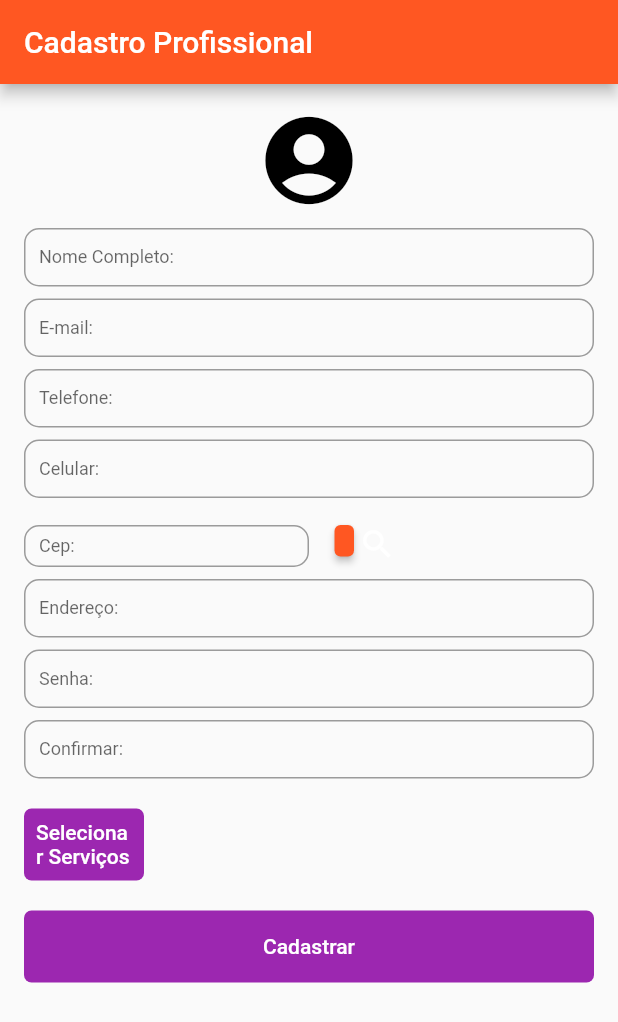
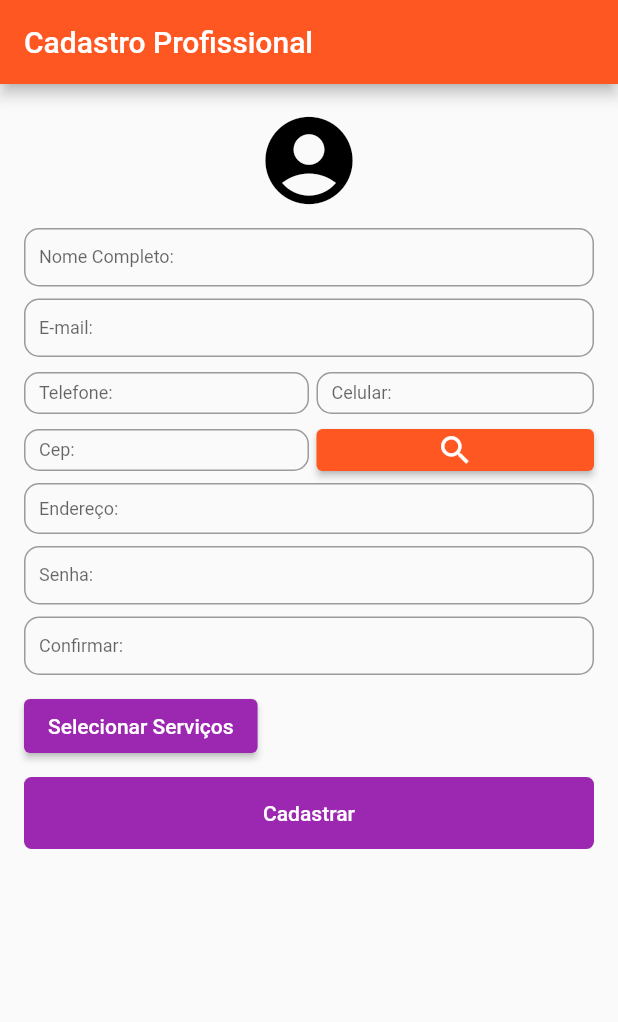
Before and after one commit to adriano328/PSTIFM, a Flutter app: the MyHomePage screen opened directly, after a tap on the "search" icon, on a phone screen of 412 x 824 dp. Shown: the top 1022 px of the screen. Run offline on Flutter 3.47's test engine with Material 2 defaults, Android fonts, the phone set to English and light mode, and no system bars; missing offline and left inert: dart:ffi; network calls fail.

```diff
--- a/lib/formUserProfessional/formUsersProfessional.dart
+++ b/lib/formUserProfessional/formUsersProfessional.dart
@@ -1,11 +1,29 @@
 // ignore_for_file: prefer_const_constructors, prefer_const_literals_to_create_immutables
+
+import 'dart:convert';
+import 'dart:developer';
 
 import 'package:flutter/material.dart';
 import 'package:flutter_application_1/formUserProfessional/data.dart';
 import 'package:flutter_application_1/formUserProfessional/notifiers.dart';
+import 'package:flutter_application_1/shared/interface/buscaCep.dart';
+import 'package:flutter_application_1/shared/services/buscaCepService.dart';
 import 'package:provider/provider.dart';
+import 'package:http/http.dart' as http;
 
-void main() => runApp(formUsersProfessional());
+void main() {
+  runApp(MultiProvider(
+    providers: [
+      ChangeNotifierProvider<SingleNotifier>(
+        create: (_) => SingleNotifier(),
+      ),
+      ChangeNotifierProvider<MultipleNotifier>(
+        create: (_) => MultipleNotifier([]),
+      )
+    ],
+    child: formUsersProfessional(),
+  ));
+}
 
 class formUsersProfessional extends StatefulWidget {
   @override
@@ -39,8 +57,23 @@ class _MyHomePageState extends State<MyHomePage> {
   String endereco = "";
   String senha = "";
   String confirmar = "";
+  double _volume = 0.0;
 
-  double _volume = 0.0;
+  BuscaCep? buscaCep;
+
+  TextEditingController? _enderecoController;
+
+  _getDadosCep(String cep) {
+    API.getDadosCep(cep).then((response) {
+      buscaCep = BuscaCep.fromJson(json.decode(response.body));
+
+      setState(() {
+        _enderecoController = TextEditingController(
+            text:
+                "Rua ${buscaCep!.logradouro}, Bairro ${buscaCep!.bairro}, Cidade ${buscaCep!.localidade}, N°: ");
+      });
+    });
+  }
 
   final ButtonStyle style =
       ElevatedButton.styleFrom(textStyle: const TextStyle(fontSize: 20));
@@ -147,53 +180,6 @@ class _MyHomePageState extends State<MyHomePage> {
                       });
                     },
                   ),
-                  SizedBox(
-                    height: 8,
-                  ),
-                  //TextBox - Nome Telefone
-                  TextFormField(
-                    decoration: InputDecoration(
-                      isDense: true,
-                      contentPadding: EdgeInsets.all(10),
-                      border: OutlineInputBorder(
-                          borderRadius: BorderRadius.circular(10.0)),
-                      labelText: 'Telefone:',
-                      labelStyle:
-                          TextStyle(fontSize: 12, fontWeight: FontWeight.w400),
-                    ),
-                    keyboardType: TextInputType.text,
-                    obscureText: false,
-                    onFieldSubmitted: (value) {
-                      setState(() {
-                        telefone = value;
-                      });
-                    },
-                  ),
-                  SizedBox(
-                    height: 8,
-                  ),
-                  //TextBox - Nome Celular
-                  TextFormField(
-                    decoration: InputDecoration(
-                      isDense: true,
-                      contentPadding: EdgeInsets.all(10),
-                      border: OutlineInputBorder(
-                          borderRadius: BorderRadius.circular(10.0)),
-                      labelText: 'Celular:',
-                      labelStyle:
-                          TextStyle(fontSize: 12, fontWeight: FontWeight.w400),
-                    ),
-                    keyboardType: TextInputType.text,
-                    obscureText: false,
-                    onFieldSubmitted: (value) {
-                      setState(() {
-                        celular = value;
-                      });
-                    },
-                  ),
-                  SizedBox(
-                    height: 8,
-                  ),
 
                   GridView.count(
                       shrinkWrap: true,
@@ -206,6 +192,61 @@ class _MyHomePageState extends State<MyHomePage> {
                         Container(
                           margin: const EdgeInsets.only(top: 10),
                           child: TextFormField(
+                            decoration: InputDecoration(
+                              isDense: true,
+                              contentPadding: EdgeInsets.all(10),
+                              border: OutlineInputBorder(
+                                  borderRadius: BorderRadius.circular(10.0)),
+                              labelText: 'Telefone:',
+                              labelStyle: TextStyle(
+                                  fontSize: 12, fontWeight: FontWeight.w400),
+                            ),
+                            keyboardType: TextInputType.text,
+                            obscureText: false,
+                            onFieldSubmitted: (value) {
+                              setState(() {
+                                telefone = value;
+                              });
+                            },
+                          ),
+                        ),
+                        Container(
+                          margin: const EdgeInsets.only(left: 5, top: 10),
+                          child: TextFormField(
+                            decoration: InputDecoration(
+                              isDense: true,
+                              contentPadding: EdgeInsets.all(10),
+                              border: OutlineInputBorder(
+                                  borderRadius: BorderRadius.circular(10.0)),
+                              labelText: 'Celular:',
+                              labelStyle: TextStyle(
+                                  fontSize: 12, fontWeight: FontWeight.w400),
+                            ),
+                            keyboardType: TextInputType.text,
+                            obscureText: false,
+                            onFieldSubmitted: (value) {
+                              setState(() {
+                                celular = value;
+                              });
+                            },
+                          ),
+                        ),
+                      ]),
+
+                  GridView.count(
+                      shrinkWrap: true,
+                      // Create a grid with 2 columns. If you change the scrollDirection to
+                      // horizontal, this produces 2 rows.
+                      crossAxisCount: 2,
+                      childAspectRatio: (1 / .2),
+                      // Generate 100 widgets that display their index in the List.
+                      children: [
+                        Container(
+                          margin: const EdgeInsets.only(top: 10),
+                          child: TextFormField(
+                            onChanged: (String text) {
+                              endereco = text;
+                            },
                             decoration: InputDecoration(
                               isDense: true,
                               contentPadding: EdgeInsets.all(10),
@@ -225,10 +266,11 @@ class _MyHomePageState extends State<MyHomePage> {
                           ),
                         ),
                         Container(
-                          margin: const EdgeInsets.only(
-                              left: 17, right: 160, bottom: 7, top: 10),
+                          margin: const EdgeInsets.only(left: 5, top: 10),
                           child: ElevatedButton(
-                            onPressed: () {},
+                            onPressed: () {
+                              _getDadosCep(endereco);
+                            },
                             child: Icon(
                               Icons.search,
                               color: Colors.white,
@@ -243,6 +285,8 @@ class _MyHomePageState extends State<MyHomePage> {
                   ),
                   //TextBox - Nome Endereço
                   TextFormField(
+                    controller: _enderecoController,
+                    style: TextStyle(fontSize: 12),
                     decoration: InputDecoration(
                       isDense: true,
                       contentPadding: EdgeInsets.all(10),
@@ -305,27 +349,29 @@ class _MyHomePageState extends State<MyHomePage> {
                     },
                   ),
                   SizedBox(
-                    height: 20,
+                    height: 10,
                   ),
                   Container(
-                    margin: const EdgeInsets.only(left: 0, right: 300.0),
-                    decoration: BoxDecoration(
-                        color: Colors.purple,
-                        borderRadius: BorderRadius.all(Radius.circular(5))),
-                    child: TextButton(
-                      child: Center(
-                        child: Text(
-                          "Selecionar Serviços",
-                          style: TextStyle(color: Colors.white),
-                        ),
+                      child: Align(
+                    alignment: Alignment.centerLeft,
+                    child: ElevatedButton(
+                      style: ButtonStyle(
+                        backgroundColor:
+                            MaterialStateProperty.all<Color>(Colors.purple),
                       ),
                       onPressed: () {
                         _showMultipleChoiceDialog(context);
                       },
+                      child: Text(
+                        'Selecionar Serviços',
+                        style: TextStyle(color: Colors.white),
+                      ),
                     ),
+                  )),
+                  SizedBox(
+                    height: 10,
                   ),
                   Container(
-                    margin: const EdgeInsets.only(top: 20),
                     decoration: BoxDecoration(
                         color: Colors.purple,
                         borderRadius: BorderRadius.all(Radius.circular(5))),
--- /dev/null
+++ b/lib/shared/interface/buscaCep.dart
@@ -0,0 +1,21 @@
+class BuscaCep {
+  String? logradouro;
+  String? bairro;
+  String? localidade;
+
+  BuscaCep({this.logradouro, this.bairro, this.localidade});
+
+  BuscaCep.fromJson(Map<String, dynamic> json) {
+    logradouro = json['logradouro'];
+    bairro = json['bairro'];
+    localidade = json['localidade'];
+  }
+
+  Map<String, dynamic> toJson() {
+    final Map<String, dynamic> data = new Map<String, dynamic>();
+    data['logradouro'] = this.logradouro;
+    data['bairro'] = this.bairro;
+    data['localidade'] = this.localidade;
+    return data;
+  }
+}
--- /dev/null
+++ b/lib/shared/services/buscaCepService.dart
@@ -0,0 +1,12 @@
+import 'package:flutter/cupertino.dart';
+import 'package:http/http.dart' as http;
+
+class API {
+  static Future getDadosCep(String cep) async {
+    const baseUrl = 'https://viacep.com.br/ws';
+
+    var url = baseUrl + '/$cep/json';
+
+    return await http.get(Uri.parse(url));
+  }
+}
--- a/pubspec.yaml
+++ b/pubspec.yaml
@@ -34,6 +34,7 @@ dependencies:
   cupertino_icons: ^1.0.2
   smart_select: ^4.3.2
   provider: ^6.0.2
+  http: ^0.13.4
   # The following adds the Cupertino Icons font to your application.
   # Use with the CupertinoIcons class for iOS style icons.
 
```
Also changed, not shown: pubspec.lock.
